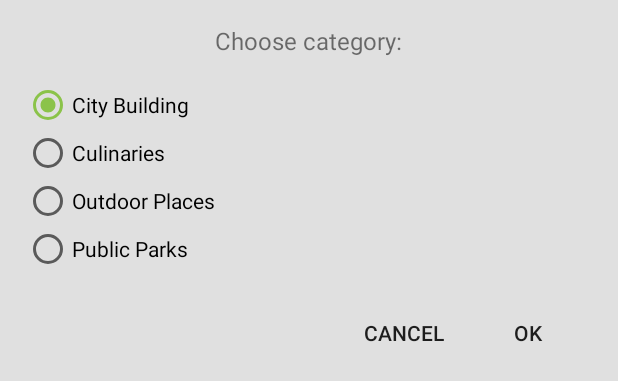
After one commit to NurHardy/AdvenTour, an Android app: the layout activity_category.xml on its own in the app's theme, with its tools: preview values and no code run, on a phone screen of 412 x 824 dp. The commit adds this screen. Shown: the top 381 px of the screen. Run offline under Robolectric (Android 15) with nearby library versions, the phone set to English and light mode, and no system bars.

Commit message:
xml layout

```diff
--- /dev/null
+++ b/app/src/main/res/layout/activitity_time.xml
@@ -0,0 +1,6 @@
+<?xml version="1.0" encoding="utf-8"?>
+<LinearLayout xmlns:android="http://schemas.android.com/apk/res/android"
+    android:orientation="vertical" android:layout_width="match_parent"
+    android:layout_height="match_parent">
+
+</LinearLayout>
--- /dev/null
+++ b/app/src/main/res/layout/activity_category.xml
@@ -0,0 +1,70 @@
+<?xml version="1.0" encoding="utf-8"?>
+<LinearLayout xmlns:android="http://schemas.android.com/apk/res/android"
+    android:orientation="vertical" android:layout_width="match_parent"
+    android:layout_height="match_parent"
+    android:background="@color/colorGray"
+    android:paddingLeft="16dp"
+    android:paddingTop="16dp"
+    android:paddingBottom="16dp"
+    android:paddingRight="16dp">
+
+    <TextView
+        android:layout_width="wrap_content"
+        android:layout_height="wrap_content"
+        android:text="Choose category:"
+        android:layout_gravity="center"
+        android:textSize="16dp"
+        android:id="@+id/textChoose"/>
+
+    <RadioGroup
+        android:id="@+id/radioCategory"
+        android:layout_width="wrap_content"
+        android:layout_height="wrap_content"
+        android:paddingTop="16dp">
+
+        <RadioButton
+            android:id="@+id/radioCity"
+            android:layout_width="wrap_content"
+            android:layout_height="wrap_content"
+            android:text="City Building"
+            android:checked="true"/>
+        <RadioButton
+            android:id="@+id/radioCulinaries"
+            android:layout_width="wrap_content"
+            android:layout_height="wrap_content"
+            android:text="Culinaries" />
+        <RadioButton
+            android:id="@+id/radioOutdoor"
+            android:layout_width="wrap_content"
+            android:layout_height="wrap_content"
+            android:text="Outdoor Places"/>
+        <RadioButton
+            android:id="@+id/radioPublic"
+            android:layout_width="wrap_content"
+            android:layout_height="wrap_content"
+            android:text="Public Parks"/>
+    </RadioGroup>
+
+    <LinearLayout
+        android:layout_width="wrap_content"
+        android:layout_height="wrap_content"
+        android:orientation="horizontal"
+        android:paddingTop="16dp"
+        android:layout_gravity="right">
+
+        <Button
+            android:layout_width="wrap_content"
+            android:layout_height="wrap_content"
+            android:text="Cancel"
+            android:gravity="right"
+            style="?android:attr/borderlessButtonStyle" />
+        <Button
+            android:layout_width="wrap_content"
+            android:layout_height="wrap_content"
+            android:text="OK"
+            style="?android:attr/borderlessButtonStyle" />
+
+    </LinearLayout>
+
+
+</LinearLayout>
--- a/app/src/main/res/values/colors.xml
+++ b/app/src/main/res/values/colors.xml
@@ -11,4 +11,5 @@
     <color name="colorYellow">#FFFF00</color>
     <color name="colorWhite">#FFFFFF</color>
     <color name="colorDrawer">#2196F3</color>
+    <color name="colorGray">#E0E0E0</color>
 </resources>
```
Also changed, not shown: app/src/main/res/layout/activity_list_search_goadventour.xml (added, +27 -0 lines), app/src/main/res/layout/activity_wallet.xml (added, +70 -0 lines), app/src/main/res/layout/row_list_search_goadventour.xml (added, +8 -0 lines).
